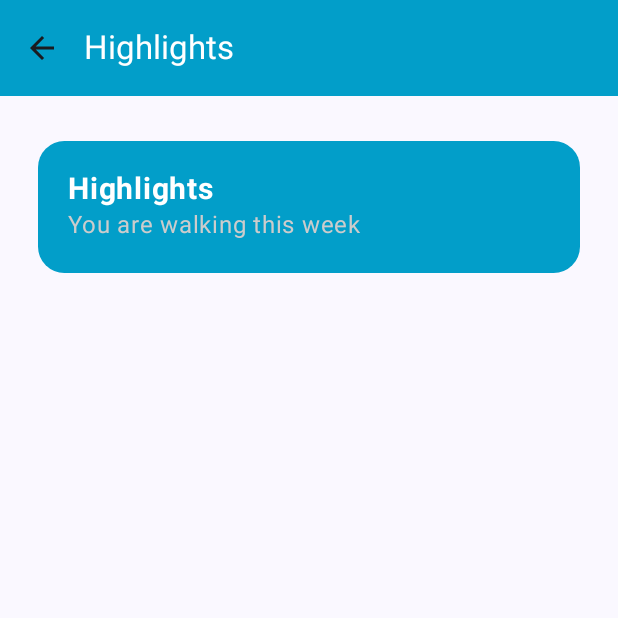
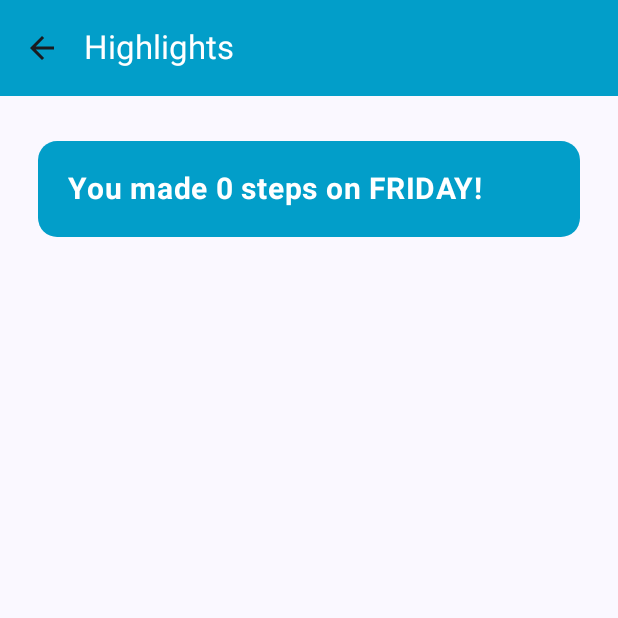
Before and after one commit to Andrebond777/CS551CourseWork, an Android app built with Jetpack Compose: the HighlightsScreen screen opened through its navigation route, on a phone screen of 412 x 824 dp, the top half of it. Run offline under Robolectric (Android 15) with nearby library versions, the phone set to English and light mode, and no system bars; our stand-ins replace Room's generated code; libraries missing offline, so code that uses them is left out: co.yml.charts; pictures from the network do not load; 4 statements that could not run were skipped.

Commit message:
HighlightsScreen improvement

```diff
--- a/app/src/main/java/com/example/coursework/ui/HighlightsScreen.kt
+++ b/app/src/main/java/com/example/coursework/ui/HighlightsScreen.kt
@@ -51,6 +51,7 @@ import co.yml.charts.ui.barchart.models.BarStyle
 import com.example.coursework.AppScreen
 import com.example.coursework.R
 import com.example.coursework.ui.theme.CourseWorkTheme
+import java.time.DayOfWeek
 import java.util.Date
 import kotlin.random.Random
 
@@ -83,16 +84,18 @@ fun HighlightsScreen(navHostController: NavHostController, viewModel: AppViewMod
                 horizontalArrangement = Arrangement.SpaceBetween
             ) {
                 Column {
+                    var stepCount = 0;
+                    var date : DayOfWeek? = getDate(0);
+                    if(viewModel._stepsEveryDayWeek.size > 0)
+                    {
+                        stepCount = viewModel._stepsEveryDayWeek.maxByOrNull { x -> x!! }!!
+                        date = getDate(viewModel._stepsEveryDayWeek.size - 1 - viewModel._stepsEveryDayWeek.indexOf(stepCount));
+                    }
                     Text(
-                        text = "Highlights",
+                        text = "You made " + stepCount + " steps on " + date + "!",
                         color = Color.White,
                         fontWeight = FontWeight.Bold,
                         fontSize = 20.sp
-                    )
-                    Text(
-                        text = "You are walking this week ",
-                        color = Color.LightGray,
-                        fontSize = 16.sp
                     )
                 }
             }
```
